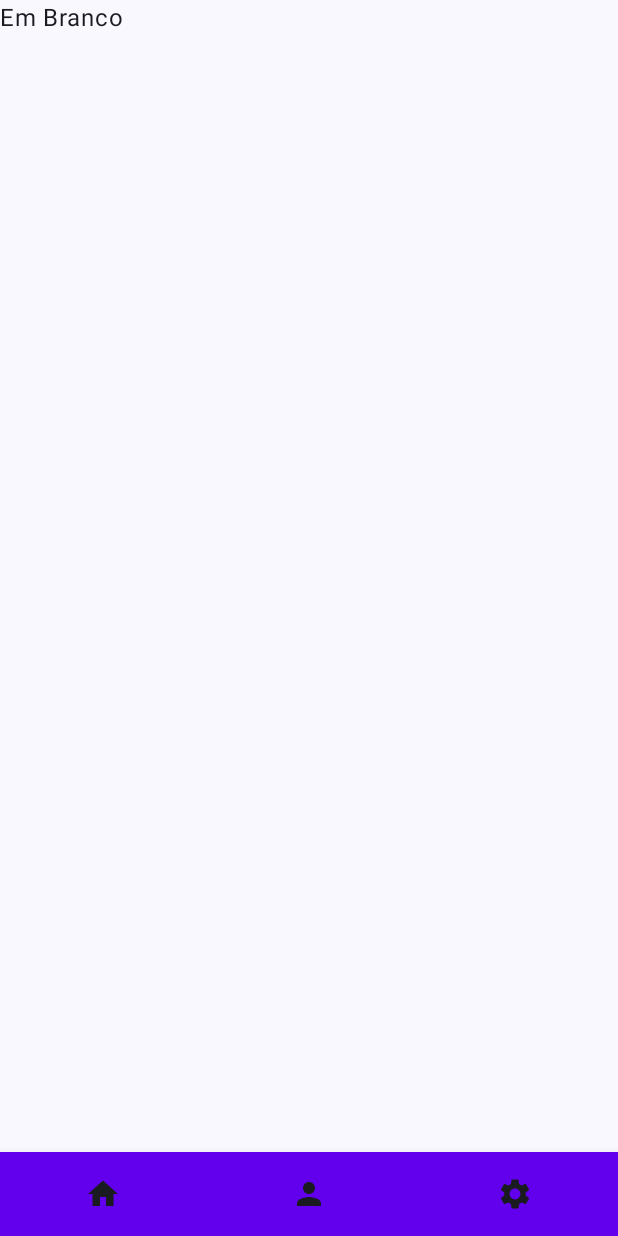
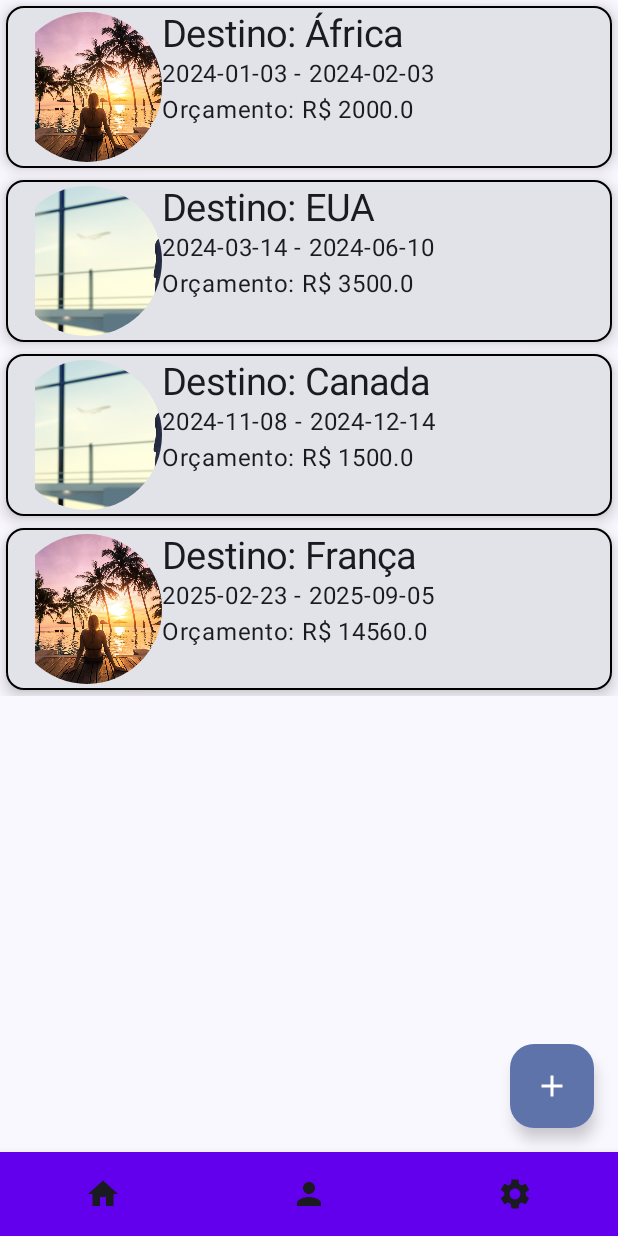
Before and after one commit to Bruno-Marian/LoginBoaViagem, an Android app built with Jetpack Compose: the Menu screen opened through its navigation route, item 2 of the bottom bar chosen, on a phone screen of 412 x 824 dp. Run offline under Robolectric (Android 15) with nearby library versions, the phone set to English and light mode, and no system bars.

Commit message:
Continuação trabalhando com listas

```diff
--- a/app/src/main/java/com/senac/boasviagens/MainActivity.kt
+++ b/app/src/main/java/com/senac/boasviagens/MainActivity.kt
@@ -9,6 +9,7 @@ import androidx.compose.material3.MaterialTheme
 import androidx.compose.material3.Surface
 import androidx.compose.runtime.Composable
 import androidx.compose.ui.Modifier
+import androidx.compose.ui.tooling.preview.Preview
 import androidx.navigation.compose.NavHost
 import androidx.navigation.compose.composable
 import androidx.navigation.compose.rememberNavController
--- /dev/null
+++ b/app/src/main/java/com/senac/boasviagens/models/Viagem.kt
@@ -0,0 +1,18 @@
+package com.senac.boasviagens.models
+
+import com.senac.boasviagens.R
+import java.time.LocalDate
+
+enum class TipoViagem(){
+    Lazer,
+    Negocio,
+}
+data class Viagem(
+
+    val id: Long = 1,
+    val destino: String = "",
+    val tipo: TipoViagem = TipoViagem.Lazer,
+    val inicio: LocalDate,
+    val fim: LocalDate,
+    val orcamento: Float = 10.00f
+)
--- a/app/src/main/java/com/senac/boasviagens/screens/CadastrarUsuario.kt
+++ b/app/src/main/java/com/senac/boasviagens/screens/CadastrarUsuario.kt
@@ -28,9 +28,6 @@ fun CadastrarUsuario(
         onBack: () -> Unit,
         dadosViewModel: DadosViewModel = viewModel()
 ) {
-
-
-
     Column(
         modifier = Modifier
             .fillMaxSize()
--- a/app/src/main/java/com/senac/boasviagens/screens/Login.kt
+++ b/app/src/main/java/com/senac/boasviagens/screens/Login.kt
@@ -28,6 +28,7 @@ import androidx.compose.ui.res.painterResource
 import androidx.compose.ui.text.input.KeyboardType
 import androidx.compose.ui.text.input.PasswordVisualTransformation
 import androidx.compose.ui.text.input.VisualTransformation
+import androidx.compose.ui.tooling.preview.Preview
 import androidx.compose.ui.unit.dp
 import androidx.compose.ui.unit.sp
 import androidx.lifecycle.viewmodel.compose.viewModel
--- a/app/src/main/java/com/senac/boasviagens/screens/Viagens.kt
+++ b/app/src/main/java/com/senac/boasviagens/screens/Viagens.kt
@@ -1,16 +1,167 @@
 package com.senac.boasviagens.screens
 
+import android.os.Build
+import android.widget.Toast
+import androidx.compose.foundation.BorderStroke
+import androidx.compose.foundation.ExperimentalFoundationApi
+import androidx.compose.foundation.Image
+import androidx.compose.foundation.combinedClickable
 import androidx.compose.foundation.layout.Column
+import androidx.compose.foundation.layout.Row
+import androidx.compose.foundation.layout.fillMaxWidth
+import androidx.compose.foundation.layout.padding
+import androidx.compose.foundation.layout.size
+import androidx.compose.foundation.lazy.LazyColumn
+import androidx.compose.foundation.lazy.items
+import androidx.compose.foundation.shape.CircleShape
+import androidx.compose.material.icons.Icons
+import androidx.compose.material.icons.filled.Add
+import androidx.compose.material3.Card
+import androidx.compose.material3.CardDefaults
+import androidx.compose.material3.FloatingActionButton
+import androidx.compose.material3.Icon
+import androidx.compose.material3.MaterialTheme
+import androidx.compose.material3.Scaffold
 import androidx.compose.material3.Text
 import androidx.compose.runtime.Composable
+import androidx.compose.ui.Alignment
 import androidx.compose.ui.Modifier
+import androidx.compose.ui.draw.clip
+import androidx.compose.ui.graphics.Color
+import androidx.compose.ui.layout.ContentScale
+import androidx.compose.ui.platform.LocalContext
+import androidx.compose.ui.res.painterResource
+import androidx.compose.ui.text.font.FontFamily
+import androidx.compose.ui.text.font.FontStyle
+import androidx.compose.ui.text.style.TextDecoration
+import androidx.compose.ui.unit.dp
+import androidx.compose.ui.unit.sp
+import androidx.navigation.compose.NavHost
+import androidx.navigation.compose.composable
+import androidx.navigation.compose.rememberNavController
+import com.senac.boasviagens.R
+import com.senac.boasviagens.models.TipoViagem
+import com.senac.boasviagens.models.Viagem
+import java.time.LocalDate
 
+fun Dest(){
+
+}
 @Composable
 fun Viagens(){
-    Column (
-        modifier = Modifier
+    val list = if (Build.VERSION.SDK_INT >= Build.VERSION_CODES.O) {
+        listOf(
+            Viagem(1, "África", TipoViagem.Lazer, LocalDate.of(2024, 1, 3), LocalDate.of(2024, 2, 3), 2000f),
+            Viagem(1, "EUA", TipoViagem.Negocio, LocalDate.of(2024, 3, 14), LocalDate.of(2024, 6, 10), 3500f),
+            Viagem(1, "Canada", TipoViagem.Negocio, LocalDate.of(2024, 11, 8), LocalDate.of(2024, 12, 14), 1500f),
+            Viagem(1, "França", TipoViagem.Lazer, LocalDate.of(2025, 2, 23), LocalDate.of(2025, 9, 5), 14560f),
+        )
+    } else {
+        TODO("VERSION.SDK_INT < O")
+    }
 
-    ){
-        Text(text = "Em Branco")
+    val navController = rememberNavController()
+    Scaffold(
+        floatingActionButton = {
+            FloatingActionButton(onClick = {
+                navController.navigate("cadastroViagens")
+            }) {
+                Icon(imageVector = Icons.Default.Add,
+                    contentDescription = null)
+            }
+        }
+    ) {
+        Column(modifier = Modifier.padding(it)) {
+            NavHost(
+                navController = navController,
+                startDestination = "dest"
+            ) {
+                composable("cadastroViagens") {
+                    CadastrarViagens(
+                        onBack = {navController.navigateUp()}
+                    )
+                }
+                composable("dest") {
+                    Dest()
+                }
+            }
+            LazyColumn {
+                items(items = list){
+                    ViagemCard(it)
+                }
+            }
+        }
     }
 }
+
+@OptIn(ExperimentalFoundationApi::class)
+@Composable
+fun ViagemCard(v: Viagem){
+    val ctx = LocalContext.current
+    Card(elevation = CardDefaults.cardElevation(
+        defaultElevation = 6.dp
+    ),
+        border = BorderStroke(1.dp, Color.Black),
+        modifier = Modifier
+            .padding(4.dp)
+            .fillMaxWidth()
+            .combinedClickable(
+                onClick = {
+                    Toast
+                        .makeText(
+                            ctx,
+                            "Destino: ${v.destino}",
+                            Toast.LENGTH_SHORT
+                        )
+                        .show()
+                },
+                onLongClick = {
+                    Toast
+                        .makeText(
+                            ctx,
+                            "Destino: ${v.destino}, ${v.inicio} - ${v.fim}",
+                            Toast.LENGTH_LONG
+                        )
+                        .show()
+                }
+            )
+    ) {
+        Row(modifier = Modifier.padding(4.dp)) {
+            if (v.tipo == TipoViagem.Negocio){
+                Image(
+                    painter = painterResource(id = R.drawable.negocio),
+                    contentDescription = "Negócio",
+                    contentScale = ContentScale.Crop,
+                    alignment = Alignment.Center,
+                    modifier = Modifier
+                        .size(100.dp)
+                        .clip(CircleShape)
+                        .fillMaxWidth()
+                        .padding(top = 0.dp, start = 15.dp)
+                )
+            }else{
+                Image(
+                    painter = painterResource(id = R.drawable.lazer),
+                    contentDescription = "Lazer",
+                    contentScale = ContentScale.Crop,
+                    alignment = Alignment.Center,
+                    modifier = Modifier
+                        .size(100.dp)
+                        .clip(CircleShape)
+                        .fillMaxWidth()
+                        .padding(top = 0.dp, start = 15.dp)
+                )
+            }
+
+            Column {
+                Text(text = "Destino: ${v.destino}", fontSize = 25.sp, style = MaterialTheme.typography.titleLarge)
+                Row{
+                    Text(text = "${v.inicio} - ${v.fim}")
+                }
+                Row{
+                    Text(text = "Orçamento: R$ ${v.orcamento}")
+                }
+            }
+        }
+    }
+}
```
Also changed, not shown: app/build.gradle.kts (+8 -0 lines), app/src/main/java/com/senac/boasviagens/components/TopBarComponent.kt (added, +37 -0 lines), app/src/main/java/com/senac/boasviagens/screens/CadastrarViagens.kt (added, +288 -0 lines), app/src/main/res/drawable/lazer.jpg (added), app/src/main/res/drawable/negocio.jpg (added).
